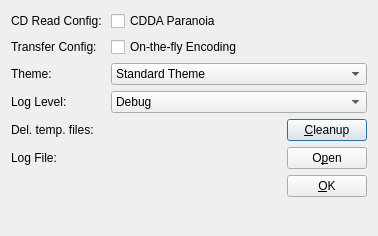
Old version of the form settingsdlg.ui in the repository Jo2003/cd2netmd_gui.
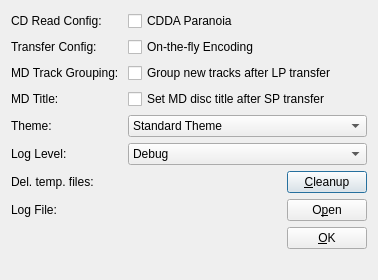
New version of the form. Icons and pictures are not drawn.

Commit message: - check for write lock - disc titling and track grouping is configurable now

```diff
--- a/settingsdlg.ui
+++ b/settingsdlg.ui
@@ -7,7 +7,7 @@
     <x>0</x>
     <y>0</y>
     <width>378</width>
-    <height>236</height>
+    <height>280</height>
    </rect>
   </property>
   <property name="windowTitle">
@@ -52,14 +52,14 @@
      </property>
     </widget>
    </item>
-   <item row="2" column="0">
+   <item row="4" column="0">
     <widget class="QLabel" name="label">
      <property name="text">
       <string>Theme: </string>
      </property>
     </widget>
    </item>
-   <item row="2" column="1">
+   <item row="4" column="1">
     <widget class="QComboBox" name="comboBox">
      <item>
       <property name="text">
@@ -78,14 +78,14 @@
      </item>
     </widget>
    </item>
-   <item row="3" column="0">
+   <item row="5" column="0">
     <widget class="QLabel" name="label_4">
      <property name="text">
       <string>Log Level: </string>
      </property>
     </widget>
    </item>
-   <item row="3" column="1">
+   <item row="5" column="1">
     <widget class="QComboBox" name="cbxLogLevel">
      <item>
       <property name="text">
@@ -114,14 +114,14 @@
      </item>
     </widget>
    </item>
-   <item row="4" column="0">
+   <item row="6" column="0">
     <widget class="QLabel" name="label_5">
      <property name="text">
       <string>Del. temp. files: </string>
      </property>
     </widget>
    </item>
-   <item row="4" column="1">
+   <item row="6" column="1">
     <layout class="QHBoxLayout" name="horizontalLayout">
      <item>
       <spacer name="horizontalSpacer">
@@ -151,14 +151,14 @@
      </item>
     </layout>
    </item>
-   <item row="5" column="0">
+   <item row="7" column="0">
     <widget class="QLabel" name="label_6">
      <property name="text">
       <string>Log File:</string>
      </property>
     </widget>
    </item>
-   <item row="5" column="1">
+   <item row="7" column="1">
     <layout class="QHBoxLayout" name="horizontalLayout_2">
      <item>
       <spacer name="horizontalSpacer_2">
@@ -188,7 +188,7 @@
      </item>
     </layout>
    </item>
-   <item row="6" column="1">
+   <item row="8" column="1">
     <layout class="QHBoxLayout" name="horizontalLayout_3">
      <item>
       <spacer name="horizontalSpacer_4">
@@ -218,6 +218,34 @@
      </item>
     </layout>
    </item>
+   <item row="2" column="0">
+    <widget class="QLabel" name="label_7">
+     <property name="text">
+      <string>MD Track Grouping: </string>
+     </property>
+    </widget>
+   </item>
+   <item row="3" column="0">
+    <widget class="QLabel" name="label_8">
+     <property name="text">
+      <string>MD Title: </string>
+     </property>
+    </widget>
+   </item>
+   <item row="2" column="1">
+    <widget class="QCheckBox" name="checkLPGroup">
+     <property name="text">
+      <string>Group new tracks after LP transfer</string>
+     </property>
+    </widget>
+   </item>
+   <item row="3" column="1">
+    <widget class="QCheckBox" name="checkSPTitle">
+     <property name="text">
+      <string>Set MD disc title after SP transfer</string>
+     </property>
+    </widget>
+   </item>
   </layout>
  </widget>
  <resources>
```
The commit also changes 8 other files.
